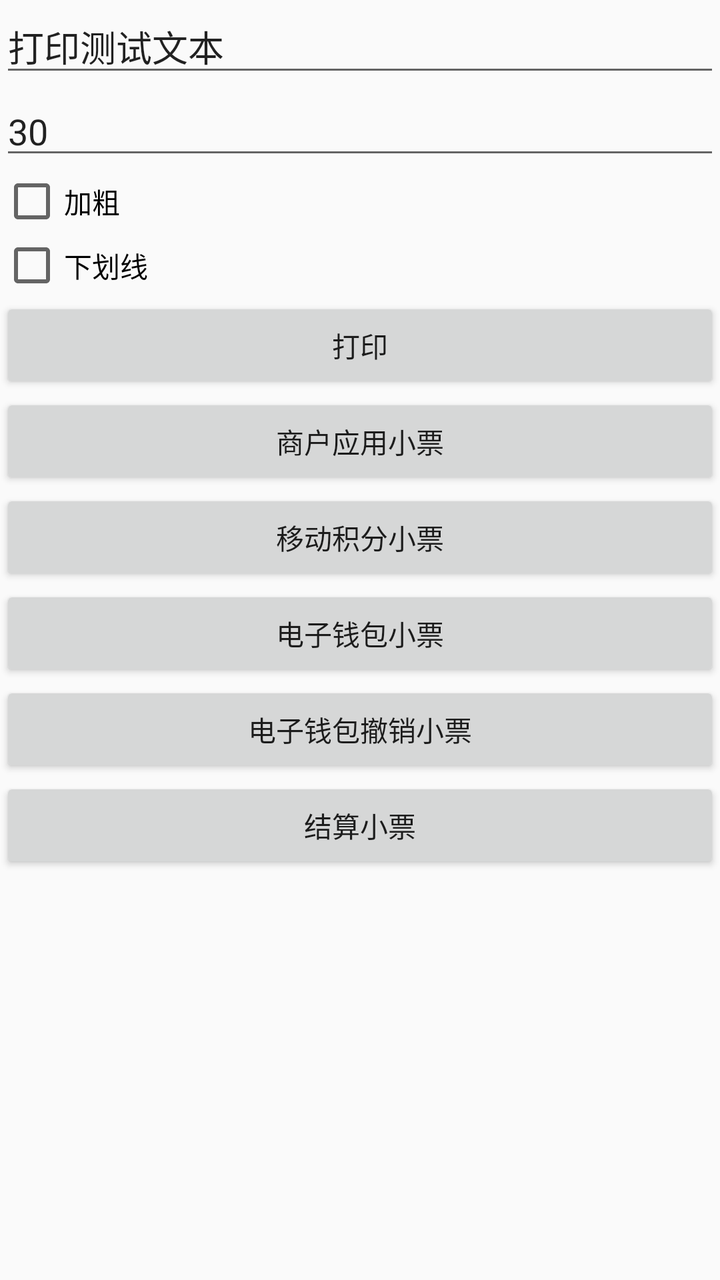
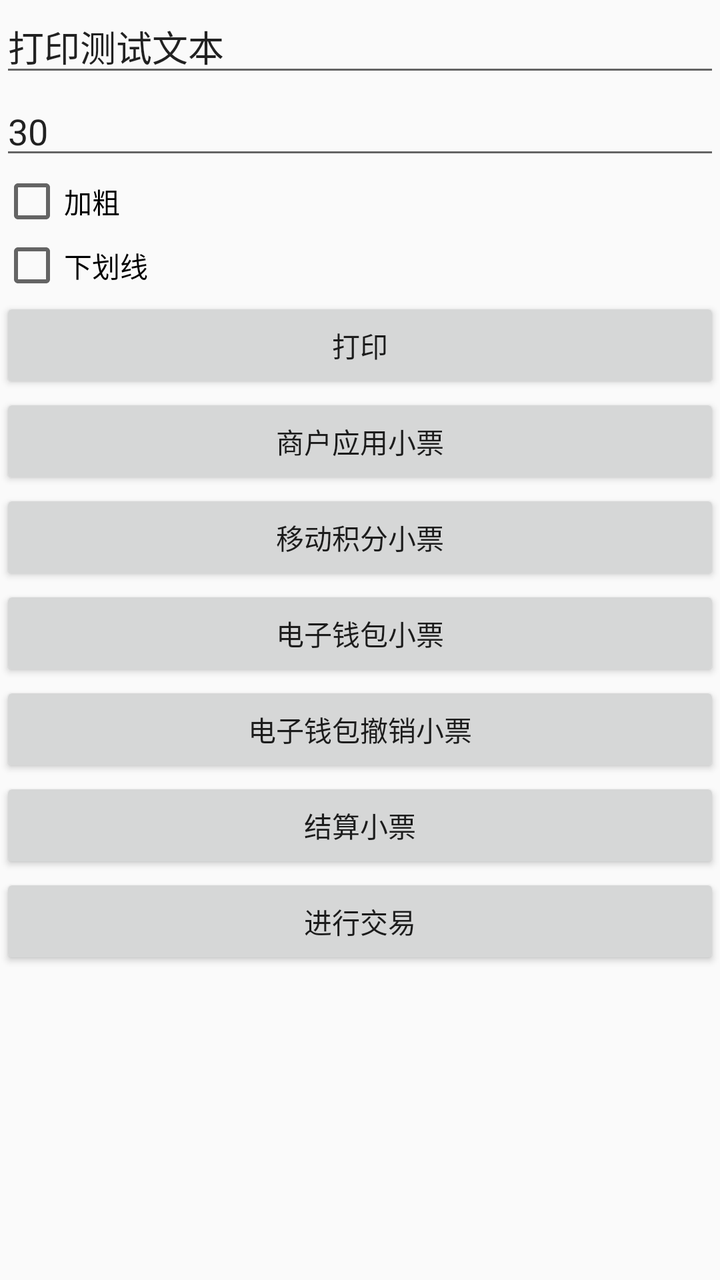

Screens rendered from an Android XML layout before and after an edit, with the pre-edit source and the edit as a unified diff.
<!-- AndroidManifest.xml: application theme AppTheme -->
<!-- res/layout/activity_main.xml -->
<?xml version="1.0" encoding="utf-8"?>
<ScrollView android:layout_height="match_parent"
    android:layout_width="match_parent"
    xmlns:android="http://schemas.android.com/apk/res/android">
<LinearLayout xmlns:android="http://schemas.android.com/apk/res/android"
    xmlns:app="http://schemas.android.com/apk/res-auto"
    xmlns:tools="http://schemas.android.com/tools"
    android:layout_width="match_parent"
    android:layout_height="match_parent"
    tools:context=".MainActivity"
    android:orientation="vertical">

    <EditText
        android:text="打印测试文本"
        android:id="@+id/et_printtext"
        android:layout_width="match_parent"
        android:layout_height="wrap_content" />

    <EditText
        android:text="30"
        android:id="@+id/et_printsize"
        android:layout_width="match_parent"
        android:layout_height="wrap_content" />

    <CheckBox
        android:id="@+id/cb_bold"
        android:text="加粗"
        android:layout_width="wrap_content"
        android:layout_height="wrap_content" />

    <CheckBox
        android:id="@+id/cb_underline"
        android:text="下划线"
        android:layout_width="wrap_content"
        android:layout_height="wrap_content" />


    <Button
        android:text="打印"
        android:id="@+id/btn_print"
        android:layout_width="match_parent"
        android:layout_height="wrap_content" />

    <Button
        android:text="商户应用小票"
        android:id="@+id/btn_printmerchant"
        android:layout_width="match_parent"
        android:layout_height="wrap_content" />

    <Button
        android:text="移动积分小票"
        android:id="@+id/btn_printmobile"
        android:layout_width="match_parent"
        android:layout_height="wrap_content" />

    <Button
        android:text="电子钱包小票"
        android:id="@+id/btn_printewallt"
        android:layout_width="match_parent"
        android:layout_height="wrap_content" />

    <Button
        android:text="电子钱包撤销小票"
        android:id="@+id/btn_printewalltcancel"
        android:layout_width="match_parent"
        android:layout_height="wrap_content" />

    <Button
        android:text="结算小票"
        android:id="@+id/btn_printeclear"
        android:layout_width="match_parent"
        android:layout_height="wrap_content" />

</LinearLayout></ScrollView>
<!-- resources referenced by this layout -->
<resources>
  <style name="AppTheme" parent="Theme.AppCompat.Light.DarkActionBar">
          
          <item name="colorPrimary">@color/colorPrimary</item>
          <item name="colorPrimaryDark">@color/colorPrimaryDark</item>
          <item name="colorAccent">@color/colorAccent</item>
      </style>
  <color name="colorPrimary">#3F51B5</color>
  <color name="colorPrimaryDark">#303F9F</color>
  <color name="colorAccent">#FF4081</color>
</resources>

<!-- the commit's change to res/layout/activity_main.xml (unified diff, before → after) -->
@@ -71,4 +71,18 @@
         android:layout_width="match_parent"
         android:layout_height="wrap_content" />
 
-</LinearLayout></ScrollView>
+    <Button
+        android:text="进行交易"
+        android:id="@+id/btn_pay"
+        android:layout_width="match_parent"
+        android:layout_height="wrap_content" />
+
+    <Button
+        android:visibility="gone"
+        android:text="界面跳转"
+        android:id="@+id/btn_intent"
+        android:layout_width="wrap_content"
+        android:layout_height="match_parent" />
+
+</LinearLayout>
+</ScrollView>
